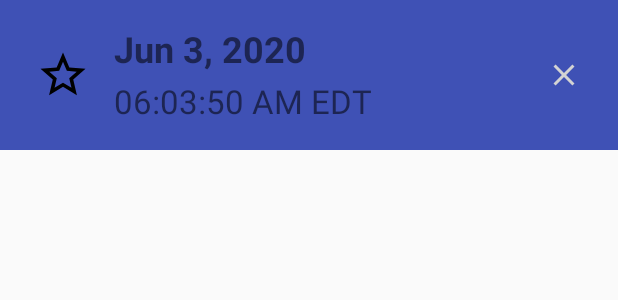
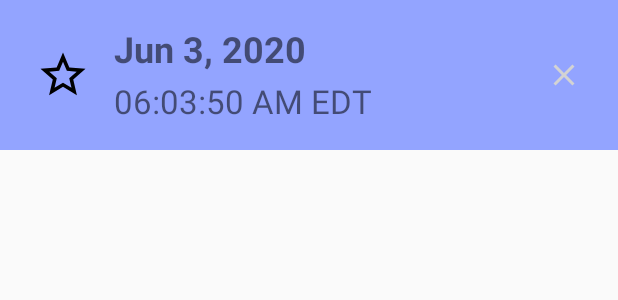
Before and after one commit to edwardj4747/ICESat-2-Android-App, an Android app: the layout fragment_marker_selected.xml on its own in the app's theme, with its tools: preview values and no code run, on a phone screen of 412 x 824 dp. Shown: the top 300 px of the screen. Run offline under Robolectric (Android 15) with nearby library versions, the phone set to English and light mode, and no system bars.

Commit message:
transparent coloring on marker selected fragment

```diff
--- a/app/src/main/res/layout/fragment_marker_selected.xml
+++ b/app/src/main/res/layout/fragment_marker_selected.xml
@@ -9,7 +9,7 @@
         android:id="@+id/infoConstraintLayout"
         android:layout_width="match_parent"
         android:layout_height="100dp"
-        android:background="@color/colorPrimary"
+        android:background="@color/transparentColorAccent"
         android:visibility="visible"
         app:layout_constraintBottom_toBottomOf="parent"
         app:layout_constraintEnd_toEndOf="parent"
--- a/app/src/main/res/values/colors.xml
+++ b/app/src/main/res/values/colors.xml
@@ -3,6 +3,7 @@
     <color name="colorPrimary">@color/indigo_500</color>
     <color name="colorPrimaryDark">@color/indigo_700</color>
     <color name="colorAccent">@color/indigo_A100</color>
+    <color name="transparentColorAccent">@color/transparentIndigo_A100</color>
     <color name="snackbarColor">@color/colorPrimary</color>
     <color name="backgroundColor">@color/indigo_50</color>
 
@@ -20,6 +21,7 @@
     <color name="indigo_800">#283593</color>
     <color name="indigo_900">#1A237E</color>
     <color name="indigo_A100">#8C9EFF</color>
+    <color name="transparentIndigo_A100">#EE8C9EFF</color>
     <color name="indigo_A200">#536DFE</color>
     <color name="indigo_A400">#3D5AFE</color>
     <color name="indigo_A700">#304FFE</color>
```
